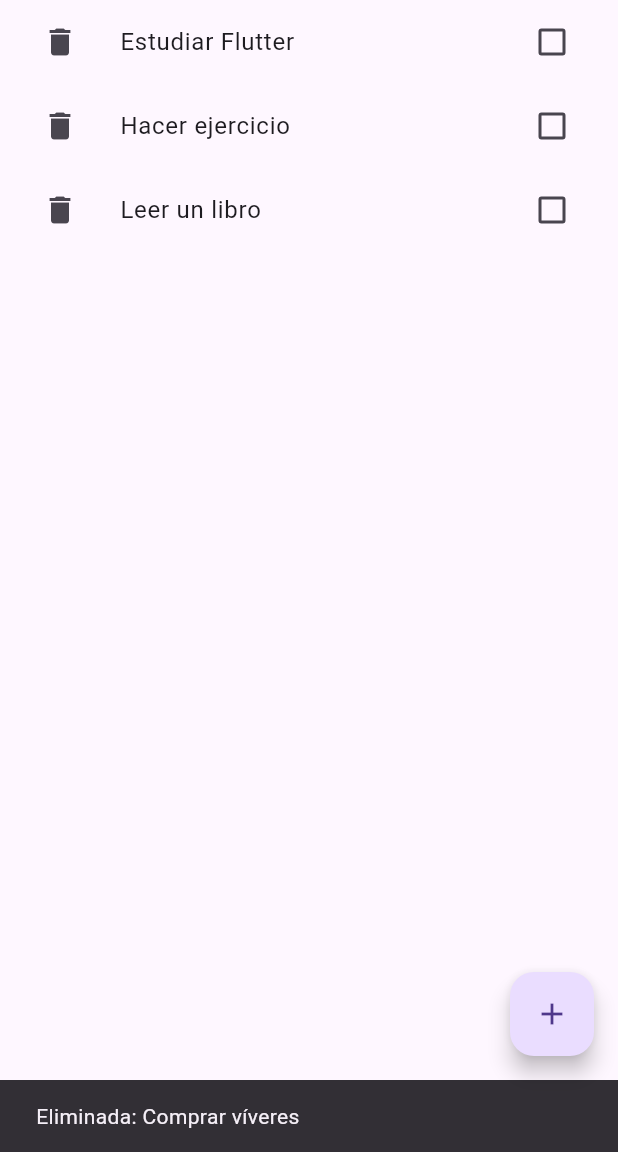
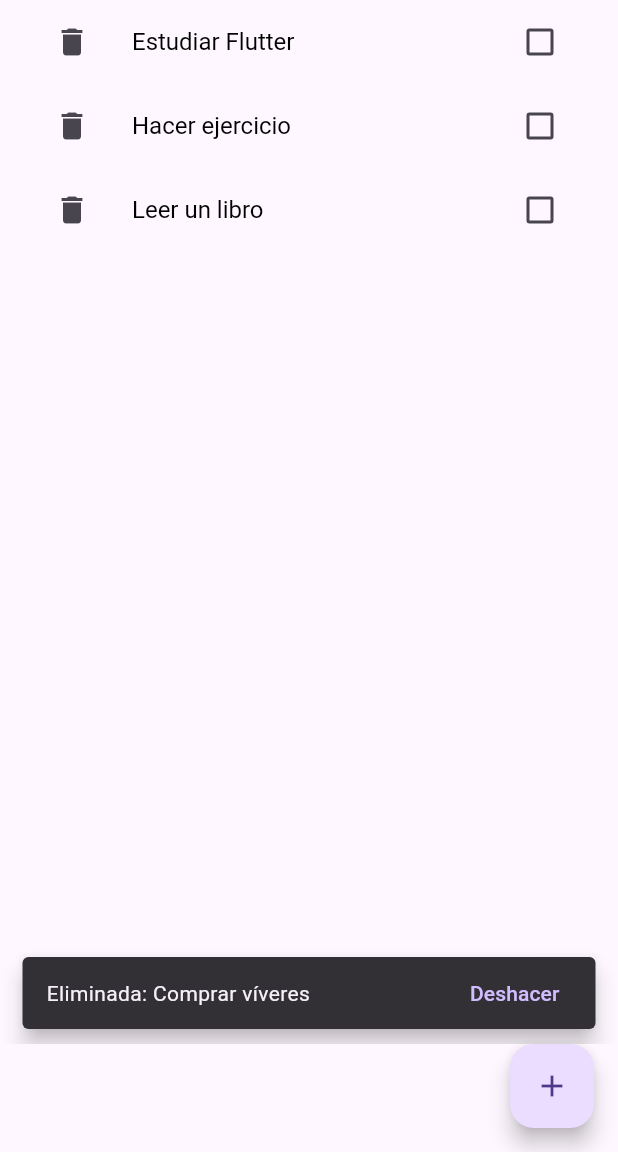
Before and after one commit to LAMS0017/todo_app, a Flutter app: the screen it shows after launch, after a tap on the "delete" icon, on a phone screen of 412 x 824 dp, the part 84-1236 px from its top. Run offline on Flutter 3.47's test engine with Material 3 defaults, Android fonts, the phone set to English and light mode, and no system bars.

Commit message:
Semana 6 - Animaciones (AnimatedList, Fade/Slide) y feedback con SnackBar/Undo

```diff
--- a/lib/main.dart
+++ b/lib/main.dart
@@ -1,8 +1,7 @@
 import 'package:flutter/material.dart';
+import 'package:flutter/services.dart';
 
-void main() {
-  runApp(TodoApp());
-}
+void main() => runApp(TodoApp());
 
 class TodoApp extends StatelessWidget {
   @override
@@ -13,61 +12,84 @@ class TodoApp extends StatelessWidget {
       theme: ThemeData(
         primarySwatch: Colors.blue,
         brightness: Brightness.light,
+        snackBarTheme: const SnackBarThemeData(behavior: SnackBarBehavior.floating),
       ),
       home: HomeScreen(),
     );
   }
 }
 
-// -------- MODELO SIMPLE --------
 class Tarea {
   String texto;
   bool done;
   Tarea(this.texto, {this.done = false});
 }
 
-// -------- PANTALLA CON ESTADO --------
 class HomeScreen extends StatefulWidget {
   @override
   State<HomeScreen> createState() => _HomeScreenState();
 }
 
 class _HomeScreenState extends State<HomeScreen> {
-  final List<Tarea> _tareas = [
+  final _listKey = GlobalKey<AnimatedListState>();
+  final _tareas = <Tarea>[
     Tarea("Comprar víveres"),
     Tarea("Estudiar Flutter"),
     Tarea("Hacer ejercicio"),
     Tarea("Leer un libro"),
   ];
+  final _ctrl = TextEditingController();
 
-  final TextEditingController _ctrl = TextEditingController();
-
+  // ====== Añadir ======
   void _agregarTarea(String texto) {
-    if (texto.trim().isEmpty) return;
-    setState(() {
-      _tareas.add(Tarea(texto.trim()));
-    });
+    final clean = texto.trim();
+    if (clean.isEmpty) return;
+    final index = _tareas.length;
+    setState(() => _tareas.add(Tarea(clean)));
+    _listKey.currentState?.insertItem(index, duration: const Duration(milliseconds: 350));
     _ctrl.clear();
-    Navigator.of(context).pop();
-    _mostrarSnack("Tarea añadida");
+    Navigator.of(context).maybePop();
+    _snack("Tarea añadida");
   }
 
+  // ====== Eliminar con animación + deshacer ======
+  Tarea? _ultimaBorrada;
+  int? _ultimoIndex;
+
   void _eliminarTarea(int index) {
-    final borrada = _tareas[index].texto;
-    setState(() {
-      _tareas.removeAt(index);
-    });
-    _mostrarSnack("Eliminada: $borrada");
+    _ultimaBorrada = _tareas[index];
+    _ultimoIndex = index;
+
+    final removed = _tareas.removeAt(index);
+    _listKey.currentState?.removeItem(
+      index,
+      (context, animation) => _buildAnimatedTile(removed, index, animation, isRemoving: true),
+      duration: const Duration(milliseconds: 350),
+    );
+
+    HapticFeedback.selectionClick();
+    _snack(
+      "Eliminada: ${removed.texto}",
+      action: SnackBarAction(
+        label: "Deshacer",
+        onPressed: _deshacerBorrado,
+      ),
+    );
   }
 
-  void _toggleDone(int index, bool? value) {
-    setState(() {
-      _tareas[index].done = value ?? false;
-    });
+  void _deshacerBorrado() {
+    if (_ultimaBorrada == null || _ultimoIndex == null) return;
+    final idx = _ultimoIndex!.clamp(0, _tareas.length);
+    setState(() => _tareas.insert(idx, _ultimaBorrada!));
+    _listKey.currentState?.insertItem(idx, duration: const Duration(milliseconds: 350));
+    _ultimaBorrada = null;
+    _ultimoIndex = null;
   }
 
-  void _mostrarSnack(String msg) {
-    ScaffoldMessenger.of(context).showSnackBar(SnackBar(content: Text(msg)));
+  // ====== Completar ======
+  void _toggleDone(int index, bool? value) {
+    setState(() => _tareas[index].done = value ?? false);
+    HapticFeedback.lightImpact();
   }
 
   void _dialogoNuevaTarea() {
@@ -82,18 +104,96 @@ class _HomeScreenState extends State<HomeScreen> {
           onSubmitted: _agregarTarea,
         ),
         actions: [
-          TextButton(
-            onPressed: () {
-              _ctrl.clear();
-              Navigator.of(context).pop();
-            },
-            child: const Text("Cancelar"),
+          TextButton(onPressed: () { _ctrl.clear(); Navigator.pop(context); }, child: const Text("Cancelar")),
+          ElevatedButton(onPressed: () => _agregarTarea(_ctrl.text), child: const Text("Añadir")),
+        ],
+      ),
+    );
+  }
+
+  void _snack(String msg, {SnackBarAction? action}) {
+    ScaffoldMessenger.of(context).showSnackBar(
+      SnackBar(content: Text(msg), action: action, duration: const Duration(seconds: 3)),
+    );
+  }
+
+  // ====== UI ======
+  @override
+  Widget build(BuildContext context) {
+    return Scaffold(
+      appBar: AppBar(
+        title: const Text("Mi Lista de Tareas"),
+        backgroundColor: Colors.blue,
+        foregroundColor: Colors.white,
+        actions: [
+          IconButton(icon: const Icon(Icons.add), onPressed: _dialogoNuevaTarea, tooltip: "Añadir tarea"),
+        ],
+      ),
+      body: _tareas.isEmpty
+          ? const Center(child: Text("No hay tareas. ¡Añade la primera!"))
+          : AnimatedList(
+              key: _listKey,
+              initialItemCount: _tareas.length,
+              itemBuilder: (context, index, animation) =>
+                  _buildAnimatedTile(_tareas[index], index, animation),
+            ),
+      floatingActionButton: FloatingActionButton(
+        onPressed: _dialogoNuevaTarea,
+        child: const Icon(Icons.add),
+        tooltip: "Añadir tarea",
+      ),
+    );
+  }
+
+  // Ítem animado (entrada/salida + cambios de estado suaves)
+  Widget _buildAnimatedTile(Tarea t, int index, Animation<double> animation, {bool isRemoving = false}) {
+    final slide = Tween<Offset>(begin: const Offset(0, 0.1), end: Offset.zero)
+        .animate(CurvedAnimation(parent: animation, curve: Curves.easeOut));
+    final fade = CurvedAnimation(parent: animation, curve: Curves.easeOut);
+
+    return SizeTransition(
+      sizeFactor: fade,
+      child: FadeTransition(
+        opacity: fade,
+        child: SlideTransition(
+          position: slide,
+          child: Dismissible(
+            key: ValueKey("${t.texto}-$index-${t.done}"),
+            background: Container(
+              color: Colors.red, alignment: Alignment.centerLeft, padding: const EdgeInsets.symmetric(horizontal: 16),
+              child: const Icon(Icons.delete, color: Colors.white),
+            ),
+            secondaryBackground: Container(
+              color: Colors.red, alignment: Alignment.centerRight, padding: const EdgeInsets.symmetric(horizontal: 16),
+              child: const Icon(Icons.delete, color: Colors.white),
+            ),
+            onDismissed: (_) => _eliminarTarea(index),
+            child: AnimatedContainer(
+              duration: const Duration(milliseconds: 250),
+              curve: Curves.easeOut,
+              padding: const EdgeInsets.symmetric(horizontal: 8),
+              color: t.done ? Colors.green.withOpacity(0.10) : Colors.transparent,
+              child: CheckboxListTile(
+                value: t.done,
+                onChanged: (v) => _toggleDone(index, v),
+                title: AnimatedDefaultTextStyle(
+                  duration: const Duration(milliseconds: 200),
+                  style: TextStyle(
+                    decoration: t.done ? TextDecoration.lineThrough : TextDecoration.none,
+                    color: t.done ? Colors.grey : Colors.black,
+                    fontSize: 16,
+                  ),
+                  child: Text(t.texto),
+                ),
+                secondary: IconButton(
+                  icon: const Icon(Icons.delete),
+                  onPressed: () => _eliminarTarea(index),
+                  tooltip: "Eliminar",
+                ),
+              ),
+            ),
           ),
-          ElevatedButton(
-            onPressed: () => _agregarTarea(_ctrl.text),
-            child: const Text("Añadir"),
-          ),
-        ],
+        ),
       ),
     );
   }
@@ -103,68 +203,4 @@ class _HomeScreenState extends State<HomeScreen> {
     _ctrl.dispose();
     super.dispose();
   }
-
-  @override
-  Widget build(BuildContext context) {
-    return Scaffold(
-      appBar: AppBar(
-        title: const Text("Mi Lista de Tareas"),
-        backgroundColor: Colors.blue,
-        foregroundColor: Colors.white,
-        actions: [
-          IconButton(
-            icon: const Icon(Icons.add),
-            onPressed: _dialogoNuevaTarea, // abrir diálogo
-            tooltip: "Añadir tarea",
-          ),
-        ],
-      ),
-      body: _tareas.isEmpty
-          ? const Center(child: Text("No hay tareas. ¡Añade la primera!"))
-          : ListView.builder(
-              itemCount: _tareas.length,
-              itemBuilder: (context, index) {
-                final t = _tareas[index];
-                return Dismissible(
-                  key: ValueKey("${t.texto}-$index"),
-                  background: Container(
-                    color: Colors.red,
-                    padding: const EdgeInsets.symmetric(horizontal: 16),
-                    alignment: Alignment.centerLeft,
-                    child: const Icon(Icons.delete, color: Colors.white),
-                  ),
-                  secondaryBackground: Container(
-                    color: Colors.red,
-                    padding: const EdgeInsets.symmetric(horizontal: 16),
-                    alignment: Alignment.centerRight,
-                    child: const Icon(Icons.delete, color: Colors.white),
-                  ),
-                  onDismissed: (_) => _eliminarTarea(index),
-                  child: CheckboxListTile(
-                    value: t.done,
-                    onChanged: (v) => _toggleDone(index, v),
-                    title: Text(
-                      t.texto,
-                      style: TextStyle(
-                        decoration:
-                            t.done ? TextDecoration.lineThrough : null,
-                        color: t.done ? Colors.grey : null,
-                      ),
-                    ),
-                    secondary: IconButton(
-                      icon: const Icon(Icons.delete),
-                      onPressed: () => _eliminarTarea(index),
-                      tooltip: "Eliminar",
-                    ),
-                  ),
-                );
-              },
-            ),
-      floatingActionButton: FloatingActionButton(
-        onPressed: _dialogoNuevaTarea,
-        child: const Icon(Icons.add),
-        tooltip: "Añadir tarea",
-      ),
-    );
-  }
 }
```
